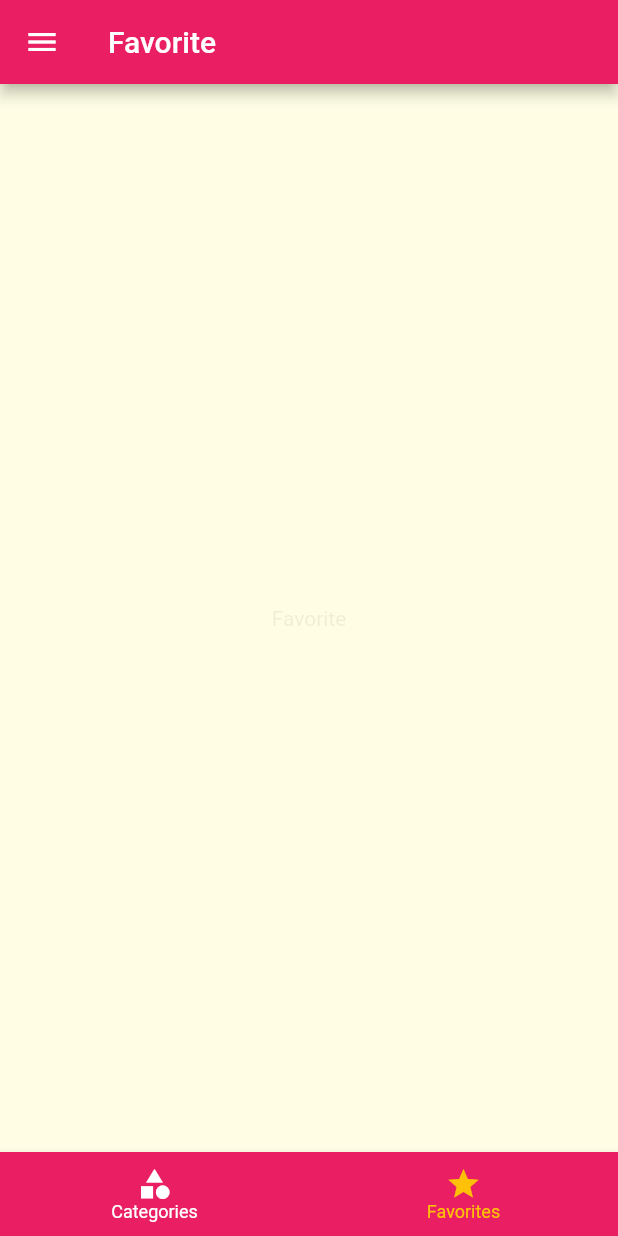
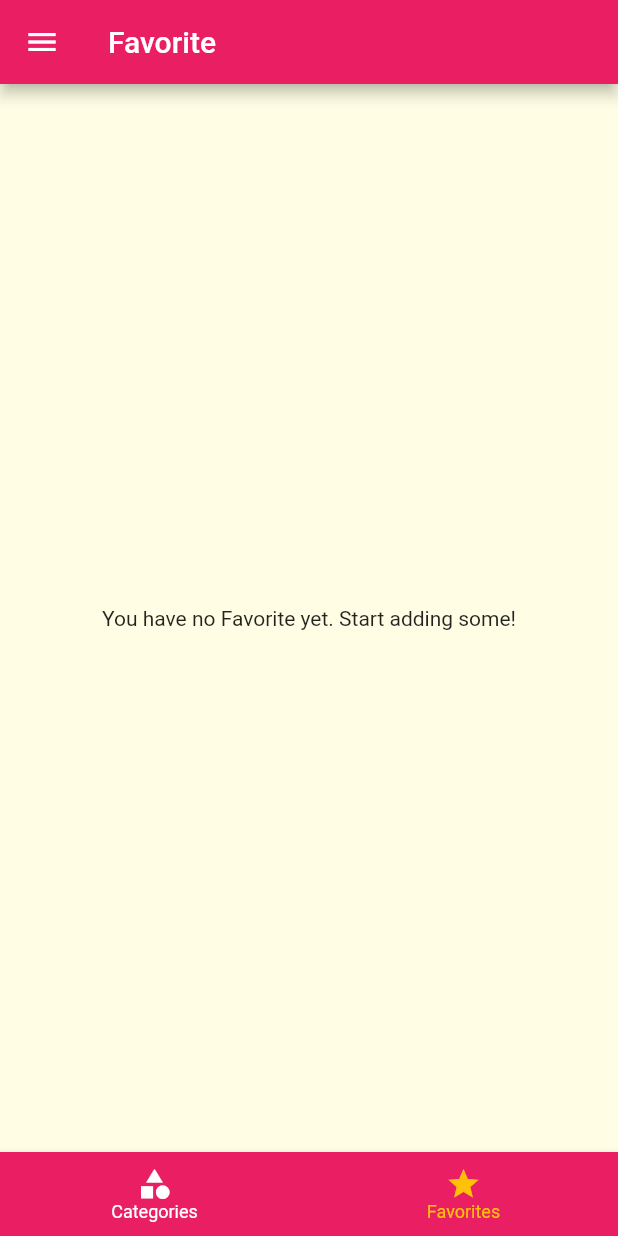
Before and after one commit to khramovw-develop/deli-meals, a Flutter app: the screen it shows after launch, item 2 of the bottom bar chosen, on a phone screen of 412 x 824 dp. Run offline on Flutter 3.47's test engine with Material 2 defaults, Android fonts, the phone set to English and light mode, and no system bars; Roboto replaces fonts that are missing (Railway).

Commit message:
181 Adding a "Mark as Favorite" Feature

```diff
--- a/deli_meals/lib/main.dart
+++ b/deli_meals/lib/main.dart
@@ -26,6 +26,7 @@ class _MyAppState extends State<MyApp> {
   };
 
   List<Meal> _availableMeals = DUMMY_MEALS;
+  List<Meal> _favoriteMeals = [];
 
   void _setFilters(Map<String, bool> filterData) {
     setState(() {
@@ -48,6 +49,17 @@ class _MyAppState extends State<MyApp> {
     });
   }
 
+  void _toggleFavorite(String mealId) {
+    final existingIndex = _favoriteMeals.indexWhere((meal) => meal.id == mealId);
+    if (existingIndex >= 0) {
+      setState(() => _favoriteMeals.removeAt(existingIndex));
+    } else {
+      setState(() => _favoriteMeals.add(DUMMY_MEALS.firstWhere((meal) => meal.id == mealId)));
+    }
+  }
+
+  bool _isMealFavorite(String mealId) => _favoriteMeals.any((meal) => meal.id == mealId);
+
   @override
   Widget build(BuildContext context) {
     return MaterialApp(
@@ -55,12 +67,12 @@ class _MyAppState extends State<MyApp> {
       theme: buildThemeData(),
       initialRoute: TabsScreenWidget.routName,
       routes: {
-        TabsScreenWidget.routName: (ctx) => const TabsScreenWidget(),
+        TabsScreenWidget.routName: (ctx) => TabsScreenWidget(_favoriteMeals),
         FilterScreen.routName: (ctx) => FilterScreen(_filters, _setFilters),
-        FavoriteScreen.routName: (ctx) => const FavoriteScreen(),
+        FavoriteScreen.routName: (ctx) => FavoriteScreen(_favoriteMeals),
         CategoriesScreen.routName: (ctx) => const CategoriesScreen(),
         MealsScreen.routName: (ctx) => MealsScreen(_availableMeals),
-        MealDetailScreen.routName: (ctx) => const MealDetailScreen(),
+        MealDetailScreen.routName: (ctx) => MealDetailScreen(_toggleFavorite, _isMealFavorite),
       },
       onUnknownRoute: (_) => MaterialPageRoute(builder: (BuildContext ctx) => const CategoriesScreen()),
     );
--- a/deli_meals/lib/pages/categories/favorite/favorite.screen.dart
+++ b/deli_meals/lib/pages/categories/favorite/favorite.screen.dart
@@ -1,15 +1,31 @@
+import 'package:deli_meals/pages/meals/meal_item.widget.dart';
 import 'package:flutter/material.dart';
+
+import '../../meals/meals.model.dart';
 
 class FavoriteScreen extends StatelessWidget {
   static const routName = '/favorite';
-  const FavoriteScreen({Key? key}) : super(key: key);
+
+  final List<Meal> favoriteMeals;
+
+  const FavoriteScreen(this.favoriteMeals);
 
   @override
   Widget build(BuildContext context) {
-    return const Scaffold(
-      body: Center(
-        child: Text('Favorite'),
-      ),
-    );
+    if (favoriteMeals.isEmpty) {
+      return const Center(
+        child: Text(
+          'You have no Favorite yet. Start adding some!',
+          style: TextStyle(color: Colors.black87),
+        ),
+      );
+    } else {
+      return ListView.builder(
+        itemBuilder: (ctx, index) {
+          return MealItem(meal: favoriteMeals[index]);
+        },
+        itemCount: favoriteMeals.length,
+      );
+    }
   }
 }
--- a/deli_meals/lib/pages/categories/tabs.widget.dart
+++ b/deli_meals/lib/pages/categories/tabs.widget.dart
@@ -1,31 +1,39 @@
 import 'package:deli_meals/pages/categories/categories.screen.dart';
 import 'package:deli_meals/pages/categories/favorite/favorite.screen.dart';
+import 'package:deli_meals/pages/meals/meals.model.dart';
 import 'package:flutter/material.dart';
 
 import '../../widgets/main_drawer.widget.dart';
 
 class TabsScreenWidget extends StatefulWidget {
   static const routName = '/';
-  const TabsScreenWidget({Key? key}) : super(key: key);
+
+  final List<Meal> favoriteMeals;
+  TabsScreenWidget(this.favoriteMeals);
 
   @override
   State<TabsScreenWidget> createState() => _TabsScreenWidgetState();
 }
 
 class _TabsScreenWidgetState extends State<TabsScreenWidget> {
-  final List<Map<String, dynamic>> _pageList = [
-    {'page': const CategoriesScreen(), 'title': 'Categories'},
-    {'page': const FavoriteScreen(), 'title': 'Favorite'},
-  ];
+  late List<Map<String, dynamic>> _pageList;
   int _selectedTab = 0;
+
+  @override
+  void initState() {
+    _pageList = [
+      {'page': const CategoriesScreen(), 'title': 'Categories'},
+      {'page': FavoriteScreen(widget.favoriteMeals), 'title': 'Favorite'},
+    ];
+    super.initState();
+  }
+
   @override
   Widget build(BuildContext context) {
     return Scaffold(
-      appBar: AppBar(
-        title: Text('${_pageList[_selectedTab]['title']}'),
-      ),
+      appBar: AppBar(title: Text('${_pageList[_selectedTab]['title']}')),
       drawer: const MainDrawerWidget(),
-      body: _pageList[_selectedTab]['page'],
+      body: _pageList[_selectedTab]['page'] ?? Container(),
       bottomNavigationBar: BottomNavigationBar(
         currentIndex: _selectedTab,
         elevation: 4,
--- a/deli_meals/lib/pages/meals/meal_item.widget.dart
+++ b/deli_meals/lib/pages/meals/meal_item.widget.dart
@@ -5,12 +5,10 @@ import 'meals.model.dart';
 
 class MealItem extends StatelessWidget {
   final Meal meal;
-  final Function removeItem;
 
   const MealItem({
     Key? key,
     required this.meal,
-    required this.removeItem,
   }) : super(key: key);
 
   String get complexityText {
@@ -43,7 +41,7 @@ class MealItem extends StatelessWidget {
     Navigator.pushNamed(ctx, MealDetailScreen.routName, arguments: meal.id).then((value) => {
           if (value != null)
             {
-              removeItem(value),
+              // removeItem(value),
             }
         });
   }
```
Also changed, not shown: deli_meals/lib/pages/meals/detail/meal_detail.screen.dart (+6 -5 lines), deli_meals/lib/pages/meals/meals.screen.dart (+1 -7 lines).
